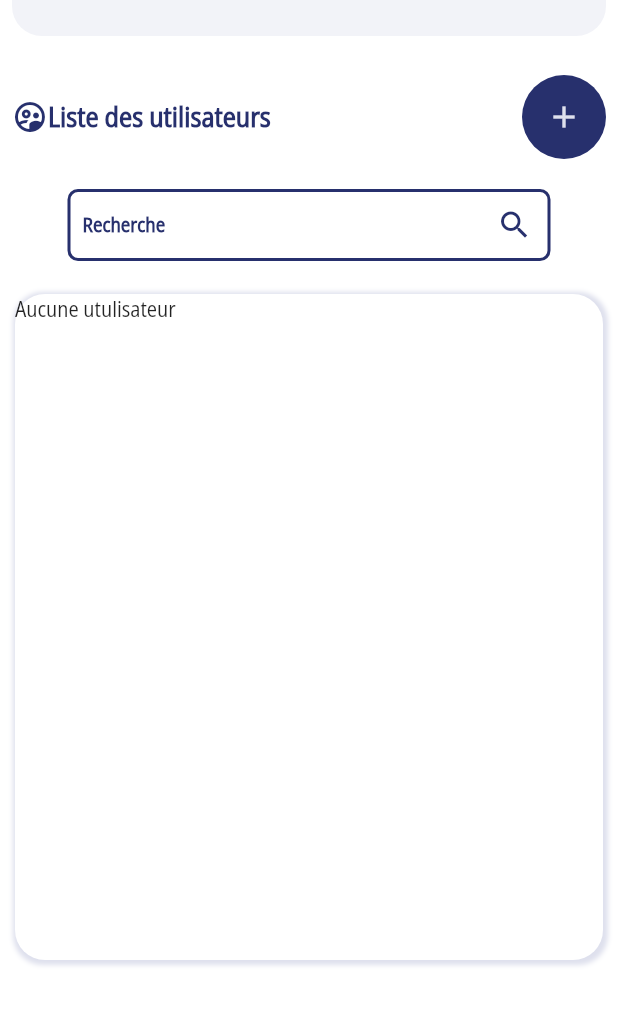
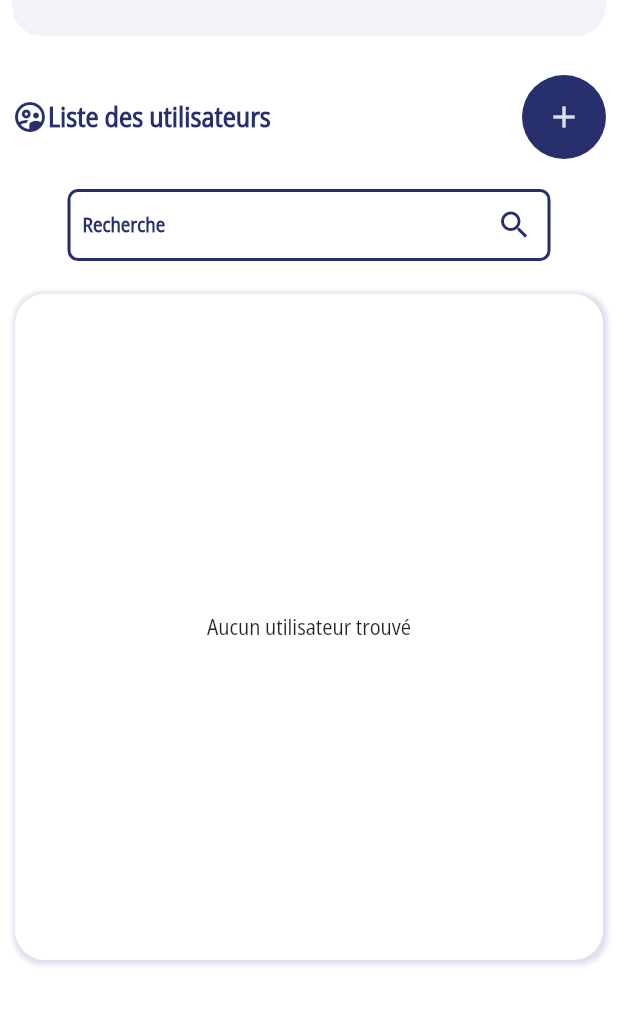
Before and after one commit to welidwg/smartex, a Flutter app: the MainScreen screen opened by its route, in the side drawer, after a tap on "Utilisateurs", on a phone screen of 412 x 824 dp, the part 93-1119 px from its top. Run offline on Flutter 3.47's test engine with Material 2 defaults, Android fonts, the light colour scheme and no system bars; our stand-ins replace camera, dropdown_search, fl_chart, font_awesome_flutter, google_fonts, modal_bottom_sheet and 1 more; missing offline and left inert: alert; network calls fail.

Commit message:
new commit

```diff
--- a/lib/screens/users/UsersScreen.dart
+++ b/lib/screens/users/UsersScreen.dart
@@ -41,11 +41,9 @@ class _UsersScreenState extends State<UsersScreen> {
   initUsers() async {
     users = await manager.getUsersList(search: search);
     setState(() {
-      isLoading=false;
+      isLoading = false;
     });
   }
-
-
 
   @override
   Widget build(BuildContext context) {
@@ -105,13 +103,13 @@ class _UsersScreenState extends State<UsersScreen> {
                     label: "Recherche",
                     is_Password: false,
                     suffixIc: isLoading
-                        ?  LoadingComponent()
+                        ? LoadingComponent()
                         : const Icon(Icons.search),
                     onChange: (value) {
                       Future.delayed(const Duration(milliseconds: 1500), () {
                         setState(() {
                           search = value;
-                          isLoading=true;
+                          isLoading = true;
                         });
                         initUsers();
                       });
@@ -138,7 +136,15 @@ class _UsersScreenState extends State<UsersScreen> {
               ],
             ),
             child: users.isEmpty
-                ? Container(width: width, child: Text("Aucune utulisateur"))
+                ? SizedBox(
+                    width: width,
+                    child: Column(
+                      mainAxisAlignment: MainAxisAlignment.center,
+                      crossAxisAlignment: CrossAxisAlignment.center,
+                      children: const[
+                         Center(child: Text("Aucun utilisateur trouvé")),
+                      ],
+                    ))
                 : ListView(
                     physics: const BouncingScrollPhysics(),
                     shrinkWrap: true,
```
